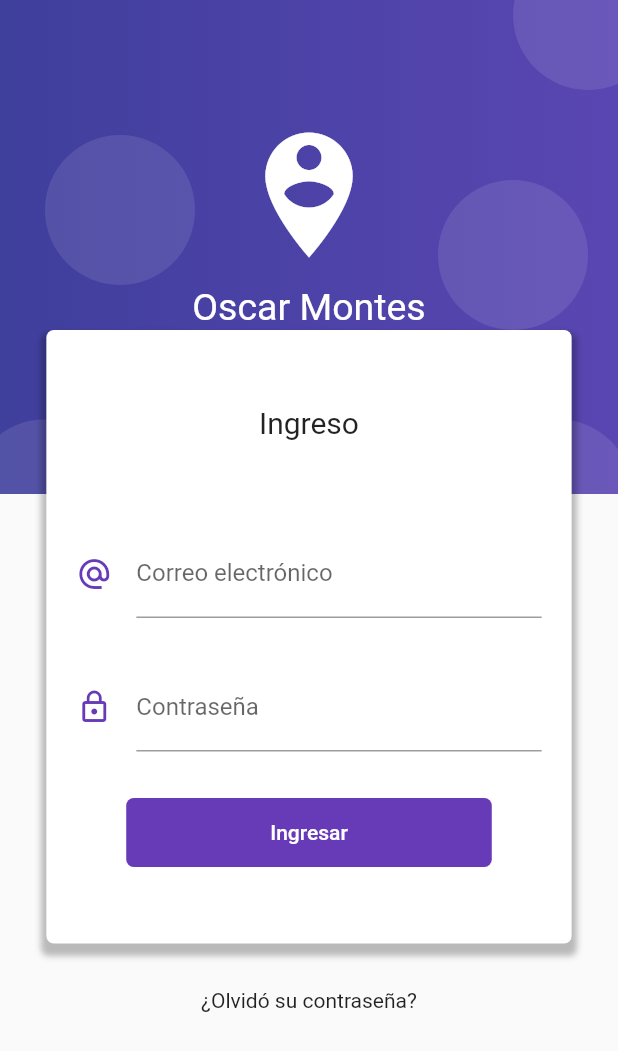
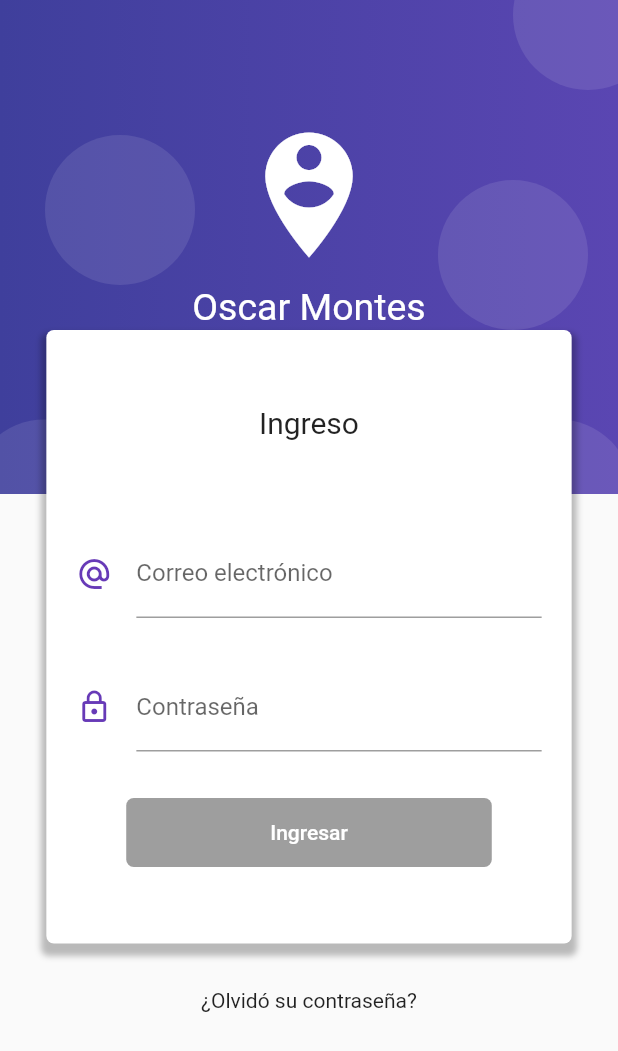
Before and after one commit to oscarlolero/eccomerce_app, a Flutter app: the screen it shows after launch, on a phone screen of 412 x 824 dp. Shown: the top 1051 px of the screen. Run offline on Flutter 3.47's test engine with Material 2 defaults, Android fonts, the phone set to English and light mode, and no system bars; our stand-ins replace rxdart.

Commit message:
RxDart implementation for keeping last streamed values at login form

```diff
--- a/lib/src/bloc/login_bloc.dart
+++ b/lib/src/bloc/login_bloc.dart
@@ -1,19 +1,29 @@
 import 'dart:async';
+import 'package:rxdart/rxdart.dart';
 
 import 'package:form_validation/src/bloc/validators.dart';
 
 class LoginBloc with Validators {
-  final _emailController    = StreamController<String>.broadcast();
-  final _passwordController = StreamController<String>.broadcast();
+  //el comportamiento por default de un BehaviorSubject es broadcast, esto es para poder usar rxdart
+  final _emailController    = BehaviorSubject<String>();
+  final _passwordController = BehaviorSubject<String>();
 
   //Recuperar los datos del stream
   Stream<String> get emailStream     => _emailController.stream.transform(emailValidation);
   //se agrega el with Validators y el transform para hacer validacion de contrasena
   Stream<String> get passwordStream  => _passwordController.stream.transform(passwordValidation);
 
+  //se pasa emailStream y passwordStream ya pasados por el transform()
+  Stream<bool> get formValidStream =>
+    Rx.combineLatest2(emailStream, passwordStream, (e, p) => true);  //si no se cumple regresa un null
+
   // Insertar valores al stream, funcion que solo recibe strings
   Function(String) get changeEmail    => _emailController.sink.add;
   Function(String) get changePassword => _passwordController.sink.add;
+
+  //obtener el ultimo valor ingresado a los streams
+  String get email => _emailController.value;
+  String get password => _passwordController.value;
 
   dispose() {
     _emailController?.close();
--- a/lib/src/pages/login_page.dart
+++ b/lib/src/pages/login_page.dart
@@ -97,7 +97,7 @@ class LoginPage extends StatelessWidget {
               SizedBox(height: 30.0),
               _buildPasswordInput(bloc),
               SizedBox(height: 30.0),
-              _buildLoginButton(),
+              _buildLoginButton(bloc, context),
             ],
           ),
         ),
@@ -155,7 +155,10 @@ class LoginPage extends StatelessWidget {
     );
   }
 
-  Widget _buildLoginButton() {
+  Widget _buildLoginButton(LoginBloc bloc, BuildContext context) {
+    return StreamBuilder(
+      stream: bloc.formValidStream,
+      builder: (BuildContext context, AsyncSnapshot snapshot) {
         return RaisedButton(
           child: Container(
             padding: EdgeInsets.symmetric(horizontal: 80, vertical: 15),
@@ -167,9 +170,18 @@ class LoginPage extends StatelessWidget {
           elevation: 0.0,
           color: Colors.deepPurple,
           textColor: Colors.white,
-      onPressed: () {
-
+          onPressed: snapshot.hasData ? () => _login(bloc, context) : null,
+        );
       },
     );
   }
+
+  _login(LoginBloc bloc, BuildContext context) {
+    print('=============');
+    print('email: ${ bloc.email }');
+    print('password: ${ bloc.password }');
+    print('=============');
+
+    Navigator.pushReplacementNamed(context, 'home');
   }
+}
```
Also changed, not shown: lib/src/pages/home_page.dart (+14 -1 lines). Lines whose indentation alone changed are shown as unchanged.
